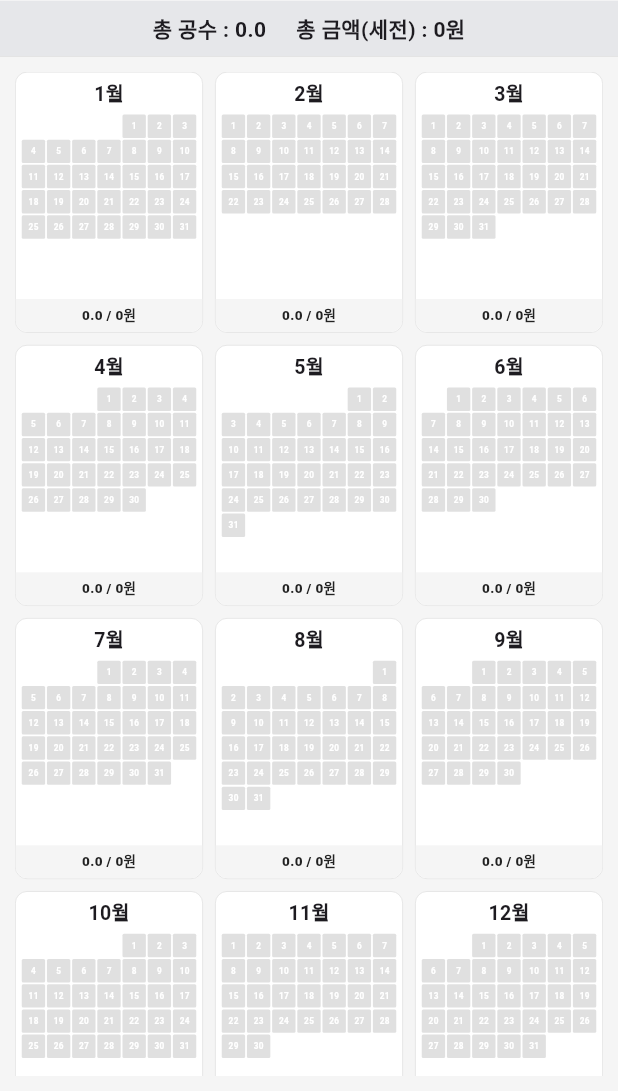
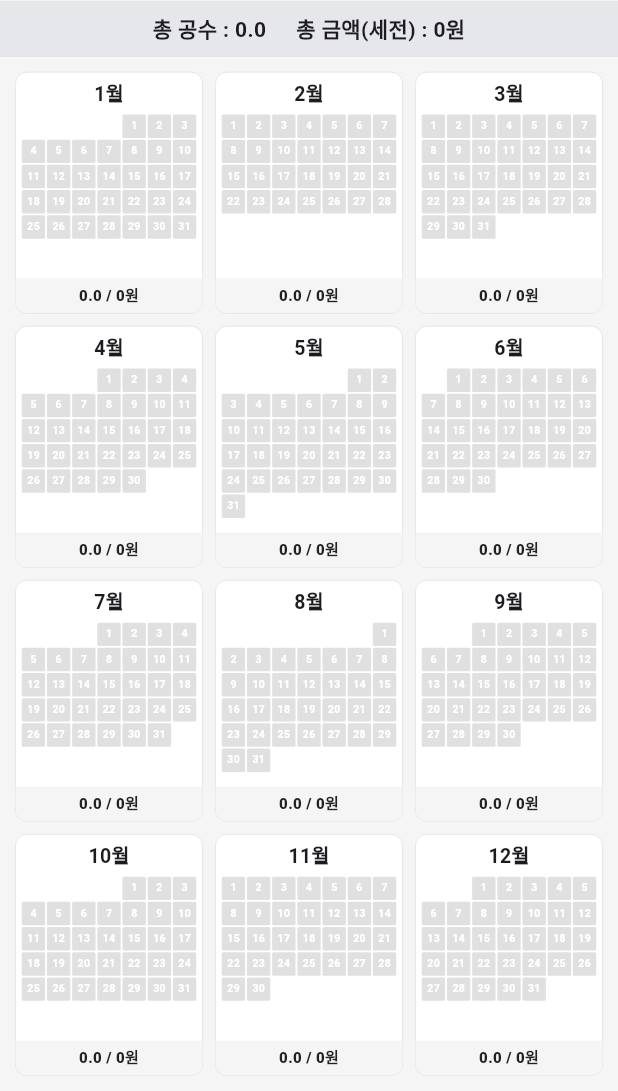
Before and after one commit to cubeprotein/gongsu_app, a Flutter app: the YearStatisticsPage screen opened directly, on a phone screen of 412 x 824 dp, the part 145-1236 px from its top. Run offline on Flutter 3.47's test engine with Material 3 defaults, Android fonts, the phone set to English and light mode, and no system bars; our stand-ins replace cloud_firestore, cloud_functions, firebase_auth, firebase_core, google_sign_in, shared_preferences; missing offline and left inert: kakao_flutter_sdk_user; accounts and stored records are empty; network calls fail.

Commit message:
1차 업데이트 완료 /26/5/5

```diff
--- a/lib/main.dart
+++ b/lib/main.dart
@@ -17,7 +17,6 @@ void main() async {
   kakao.KakaoSdk.init(nativeAppKey: '1af73a293a97369b17ea96ad9a6e17c6');
 
   // 2. 공휴일 동기화 (앱 실행 시 딱 한 번만 수행)
-  // ✅ 이제 다른 페이지(SplashPage, CalendarPage 등)의 build 함수 안에서 이 함수를 호출하지 마세요.
   await HolidayManager.syncHolidays();
 
   FirebaseFirestore.instance.settings = const Settings(
@@ -46,6 +45,23 @@ class GongsuApp extends StatelessWidget {
     return MaterialApp(
       title: '플랜트공수',
       debugShowCheckedModeBanner: false,
+
+      // ✅ 글자 크기 락(Lock) 방어 로직 추가
+      builder: (context, child) {
+        final mediaQueryData = MediaQuery.of(context);
+
+        // 기기 설정 글자 크기가 커져도 최대 1.15배까지만 허용 (화면 붕괴 원천 차단)
+        final scale = mediaQueryData.textScaler.clamp(
+          minScaleFactor: 1.0,
+          maxScaleFactor: 1.15,
+        );
+
+        return MediaQuery(
+          data: mediaQueryData.copyWith(textScaler: scale),
+          child: child!,
+        );
+      },
+
       localizationsDelegates: const [
         GlobalMaterialLocalizations.delegate,
         GlobalWidgetsLocalizations.delegate,
--- a/lib/screens/calendar/daily_input_page.dart
+++ b/lib/screens/calendar/daily_input_page.dart
@@ -217,7 +217,7 @@ class _DailyInputPageState extends State<DailyInputPage> {
                   ),
                   Checkbox(
                     value: _isPaidLeave,
-                    activeColor: Colors.orange,
+                    activeColor: Color(0xFF8E44AD),
                     onChanged: (val) {
                       setState(() {
                         _isPaidLeave = val ?? false;
@@ -278,7 +278,7 @@ class _DailyInputPageState extends State<DailyInputPage> {
                   decoration: BoxDecoration(
                     // ✅ 휴무 또는 유급일 때 색상 변경
                     color: _isPaidLeave
-                        ? Colors.orange
+                        ? Color(0xFF8E44AD)
                         : (_isLeave
                               ? kLeaveActiveColor
                               : const Color.fromARGB(255, 250, 208, 19)),
--- a/lib/screens/calendar/work_calendar_page.dart
+++ b/lib/screens/calendar/work_calendar_page.dart
@@ -440,7 +440,7 @@ class _WorkCalendarPageState extends State<WorkCalendarPage> {
                       width: 4,
                       height: 4,
                       decoration: const BoxDecoration(
-                        color: Colors.orange,
+                        color: Color(0xFF8E44AD),
                         shape: BoxShape.circle,
                       ),
                     ),
@@ -452,7 +452,7 @@ class _WorkCalendarPageState extends State<WorkCalendarPage> {
                   children: [
                     const SizedBox(height: 1),
                     if (isPaidLeave)
-                      _badge('유급', Colors.orange, 8.5)
+                      _badge('유급', Color(0xFF8E44AD), 8.5)
                     else if (leave > 0)
                       _badge('휴무', const Color(0xFF2D6A4F), 8.5)
                     else if (workDay != 0)
--- a/lib/screens/calendar/year_statistics_page.dart
+++ b/lib/screens/calendar/year_statistics_page.dart
@@ -6,7 +6,7 @@ import 'package:flutter/rendering.dart';
 import 'package:intl/intl.dart';
 import '../../services/work_service.dart';
 import 'work_calendar_page.dart';
-import '../tax/export_report_modal.dart'; // 추가됨: 캡처 모달 임포트
+import '../tax/export_report_modal.dart';
 
 class YearStatisticsPage extends StatefulWidget {
   final int year;
@@ -17,7 +17,7 @@ class YearStatisticsPage extends StatefulWidget {
 }
 
 class _YearStatisticsPageState extends State<YearStatisticsPage> {
-  final GlobalKey _repaintKey = GlobalKey(); // 캡처용 키 추가
+  final GlobalKey _repaintKey = GlobalKey();
   late int _currentYear;
   final _workService = WorkService();
 
@@ -86,7 +86,6 @@ class _YearStatisticsPageState extends State<YearStatisticsPage> {
     }
   }
 
-  // 내보내기(캡처) 기능 추가
   Future<void> _showExport() async {
     RenderRepaintBoundary boundary =
         _repaintKey.currentContext!.findRenderObject() as RenderRepaintBoundary;
@@ -108,10 +107,7 @@ class _YearStatisticsPageState extends State<YearStatisticsPage> {
             horizontal: 16,
             vertical: 24,
           ),
-          child: ExportReportModal(
-            title: "연간 공수표", // 이름 지정
-            capturedImage: pngBytes,
-          ),
+          child: ExportReportModal(title: "연간 공수표", capturedImage: pngBytes),
         );
       },
     );
@@ -128,7 +124,6 @@ class _YearStatisticsPageState extends State<YearStatisticsPage> {
         elevation: 0,
         toolbarHeight: 45,
         actions: [
-          // 내보내기 아이콘 추가
           IconButton(
             icon: const Icon(Icons.ios_share, color: Colors.white),
             onPressed: _showExport,
@@ -136,11 +131,11 @@ class _YearStatisticsPageState extends State<YearStatisticsPage> {
         ],
       ),
       body: SafeArea(
+        bottom: true, // 하단 네비게이션 바 침범 방지
         child: RepaintBoundary(
-          // 캡처 영역 지정
           key: _repaintKey,
           child: Container(
-            color: const Color(0xFFF5F5F5), // 캡처 시 배경색 유지
+            color: const Color(0xFFF5F5F5),
             child: Column(
               children: [
                 _buildYearHeader(),
@@ -152,20 +147,44 @@ class _YearStatisticsPageState extends State<YearStatisticsPage> {
                             color: Color(0xFF3C486B),
                           ),
                         )
-                      : Padding(
-                          padding: const EdgeInsets.all(10),
+                      // ✅ LayoutBuilder 적용: 기기별 남은 세로 공간 계산 및 동적 비율 적용
+                      : LayoutBuilder(
+                          builder: (context, constraints) {
+                            const double padding = 10.0;
+                            const double crossSpacing = 8.0;
+                            const double mainSpacing = 8.0;
+
+                            final double availableWidth =
+                                constraints.maxWidth - (padding * 2);
+                            final double availableHeight =
+                                constraints.maxHeight - (padding * 2);
+
+                            final double itemWidth =
+                                (availableWidth - (crossSpacing * 2)) / 3;
+                            final double itemHeight =
+                                (availableHeight - (mainSpacing * 3)) / 4;
+
+                            final double dynamicRatio = itemWidth / itemHeight;
+
+                            return Padding(
+                              padding: const EdgeInsets.all(padding),
                               child: GridView.builder(
+                                physics:
+                                    const NeverScrollableScrollPhysics(), // 스크롤 방지
                                 gridDelegate:
-                                const SliverGridDelegateWithFixedCrossAxisCount(
+                                    SliverGridDelegateWithFixedCrossAxisCount(
                                       crossAxisCount: 3,
-                                  crossAxisSpacing: 8,
-                                  mainAxisSpacing: 8,
-                                  childAspectRatio: 0.72,
+                                      crossAxisSpacing: crossSpacing,
+                                      mainAxisSpacing: mainSpacing,
+                                      childAspectRatio:
+                                          dynamicRatio, // 동적 비율 적용
                                     ),
                                 itemCount: 12,
                                 itemBuilder: (context, index) =>
                                     _buildMonthItem(index + 1),
                               ),
+                            );
+                          },
                         ),
                 ),
               ],
@@ -293,11 +312,13 @@ class _YearStatisticsPageState extends State<YearStatisticsPage> {
                 ),
               ),
               child: Center(
+                // ✅ FittedBox 적용
                 child: FittedBox(
+                  fit: BoxFit.scaleDown,
                   child: Text(
                     '${gongsu.toStringAsFixed(1)} / ${NumberFormat('#,###').format(amount)}원',
                     style: const TextStyle(
-                      fontSize: 9,
+                      fontSize: 10,
                       fontWeight: FontWeight.w900,
                       color: Color(0xFF222222),
                     ),
@@ -332,21 +353,31 @@ class _YearStatisticsPageState extends State<YearStatisticsPage> {
         ).format(DateTime(_currentYear, month, dayNum));
         final data = yearlyData[dateKey];
 
+        final bool isPaidLeave = data?['isPaidLeave'] == true;
+
         return Container(
           decoration: BoxDecoration(
             color: _getHeatmapColor(
               double.tryParse(data?['workDay']?.toString() ?? '0') ?? 0.0,
               int.tryParse(data?['leave']?.toString() ?? '0') ?? 0,
+              isPaidLeave,
             ),
             borderRadius: BorderRadius.circular(1),
           ),
           child: Center(
+            // ✅ FittedBox 적용: 고정 폰트 크기(5.5) 제거
+            child: FittedBox(
+              fit: BoxFit.scaleDown,
+              child: Padding(
+                padding: const EdgeInsets.all(0.5),
                 child: Text(
                   '$dayNum',
                   style: const TextStyle(
                     color: Colors.white,
-                fontSize: 5.5,
+                    fontSize: 7, // 약간 키워두고 자동 축소되게 함
                     fontWeight: FontWeight.bold,
+                  ),
+                ),
               ),
             ),
           ),
@@ -355,7 +386,8 @@ class _YearStatisticsPageState extends State<YearStatisticsPage> {
     );
   }
 
-  Color _getHeatmapColor(double wd, int leave) {
+  Color _getHeatmapColor(double wd, int leave, bool isPaidLeave) {
+    if (isPaidLeave) return const Color(0xFF8E44AD);
     if (leave > 0) return const Color(0xFF2D6A4F);
     if (wd == 0) return Colors.grey.shade300;
     if (wd <= 0.5) return const Color(0xFFFBC02D);
--- a/pubspec.yaml
+++ b/pubspec.yaml
@@ -1,7 +1,7 @@
 name: gongsu_app
 description: "A new Flutter project."
 publish_to: 'none'
-version: 1.0.1+4
+version: 1.0.1+6
 
 environment:
   sdk: ^3.9.2
```
Lines whose indentation alone changed are shown as unchanged.
